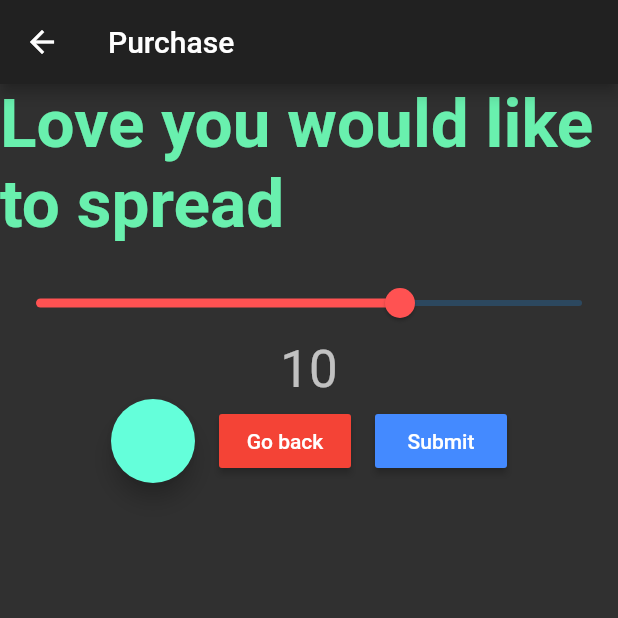
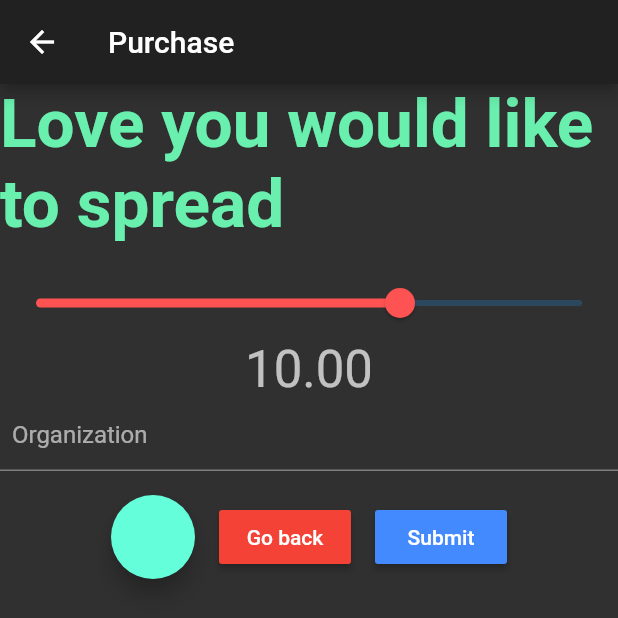
Before and after one commit to mSitkovets/spread-love, a Flutter app: the Purchases screen opened by its route, after a tap on "Submit", on a phone screen of 412 x 824 dp. Shown: the top 618 px of the screen. Run offline on Flutter 3.47's test engine with Material 2 defaults, Android fonts, the phone set to English and light mode, and no system bars; our stand-ins replace font_awesome_flutter; network calls fail; statements that could not run were skipped.

Commit message:
Wrote get request for new purchases

```diff
--- a/spread_love/lib/purchase.dart
+++ b/spread_love/lib/purchase.dart
@@ -7,8 +7,17 @@ class Purchases extends StatefulWidget {
   _PurchasesState createState() => _PurchasesState();
 }
 
+double sliderValue = 10.0;
+final myController = TextEditingController();
+
 class _PurchasesState extends State<Purchases> {
-  double _sliderValue = 10.0;
+  @override
+  void dispose() {
+    // Clean up the controller when the widget is disposed.
+    myController.dispose();
+    super.dispose();
+  }
+
   @override
   Widget build(BuildContext context) {
     return Scaffold(
@@ -51,17 +60,27 @@ class _PurchasesState extends State<Purchases> {
                   min: 0.0,
                   max: 15.0,
                   onChanged: (newRating) {
-                    setState(() => _sliderValue = newRating);
+                    setState(() => sliderValue = newRating);
                   },
-                  value: _sliderValue,
+                  value: sliderValue,
                 ),
               ),
             ),
             Container(
-              width: 50.0,
+              width: 100.0,
               alignment: Alignment.center,
-              child: Text('${_sliderValue.toInt()}',
+              child: Text('${sliderValue.toDouble().toStringAsFixed(2)}',
                   style: Theme.of(context).textTheme.display1),
+            ),
+            TextField(
+              controller: myController,
+              decoration: InputDecoration(
+                hintText: "Organization",
+                contentPadding: prefix0.padding,
+              ),
+            ),
+            Padding(
+              padding: prefix0.padding,
             ),
             Row(
               crossAxisAlignment: CrossAxisAlignment.center,
@@ -86,7 +105,19 @@ class _PurchasesState extends State<Purchases> {
                   padding: prefix0.padding,
                 ),
                 RaisedButton(
-                  onPressed: updatePercent,
+                  onPressed: () {
+                    updatePercent();
+                    return showDialog(
+                      context: context,
+                      builder: (context) {
+                        return AlertDialog(
+                          // Retrieve the text the user has entered by using the
+                          // TextEditingController.
+                          content: Text(myController.text),
+                        );
+                      },
+                    );
+                  },
                   child: Text('Submit'),
                   color: Colors.blueAccent,
                 ),
@@ -100,5 +131,7 @@ class _PurchasesState extends State<Purchases> {
 }
 
 void updatePercent() {
-  // http.post(url);
+  // Text();
+  http.get(
+      'http://0ed067b5.ngrok.io/emit?company=${myController.text}&category=Tuition&amount=${'${sliderValue.toDouble().toStringAsFixed(2)}'}&current-balance=2000');
 }
```
